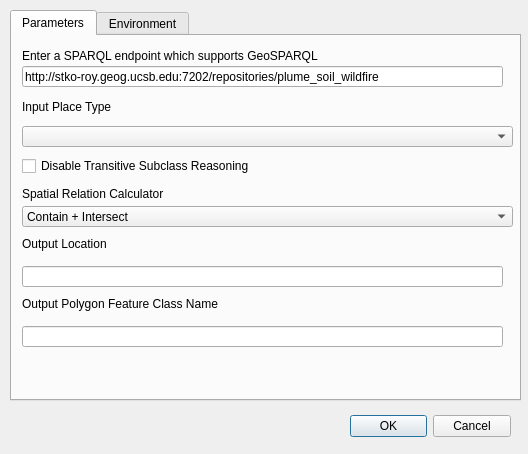
First picture: the form in kwg_geoenrichment/kwg_geoenrichment_dialog_base.ui, repository KnowWhereGraph/geoenrichment-qgis, before the edit.
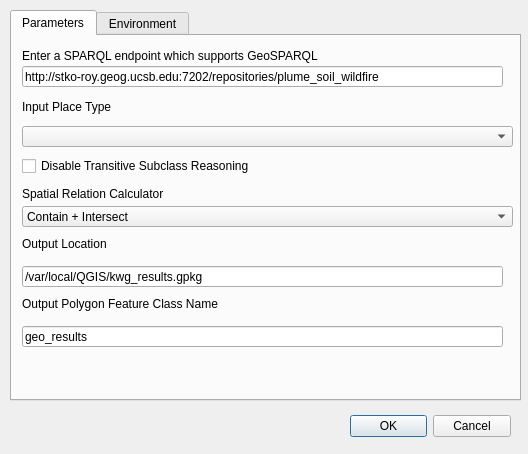
Second picture: the form after the edit.

Commit message:
Checking in icons for Geoenrichment tools
Checking in icons for Geoenrichment tools

Patch:
```diff
--- a/kwg_geoenrichment/kwg_geoenrichment_dialog_base.ui
+++ b/kwg_geoenrichment/kwg_geoenrichment_dialog_base.ui
@@ -151,6 +151,9 @@
        <height>21</height>
       </rect>
      </property>
+     <property name="text">
+      <string>/var/local/QGIS/kwg_results.gpkg</string>
+     </property>
     </widget>
     <widget class="QLineEdit" name="lineEdit_4">
      <property name="geometry">
@@ -161,6 +164,9 @@
        <height>21</height>
       </rect>
      </property>
+     <property name="text">
+      <string>geo_results</string>
+     </property>
     </widget>
     <widget class="QComboBox" name="comboBox">
      <property name="enabled">
```
The commit also changes 6 other files.
